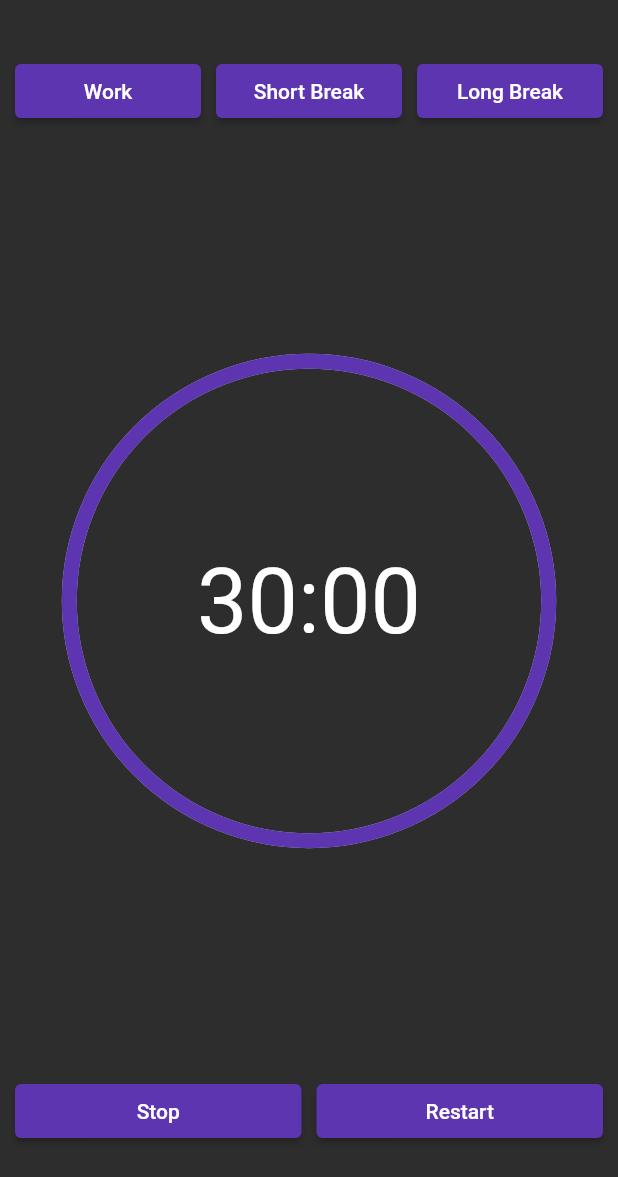
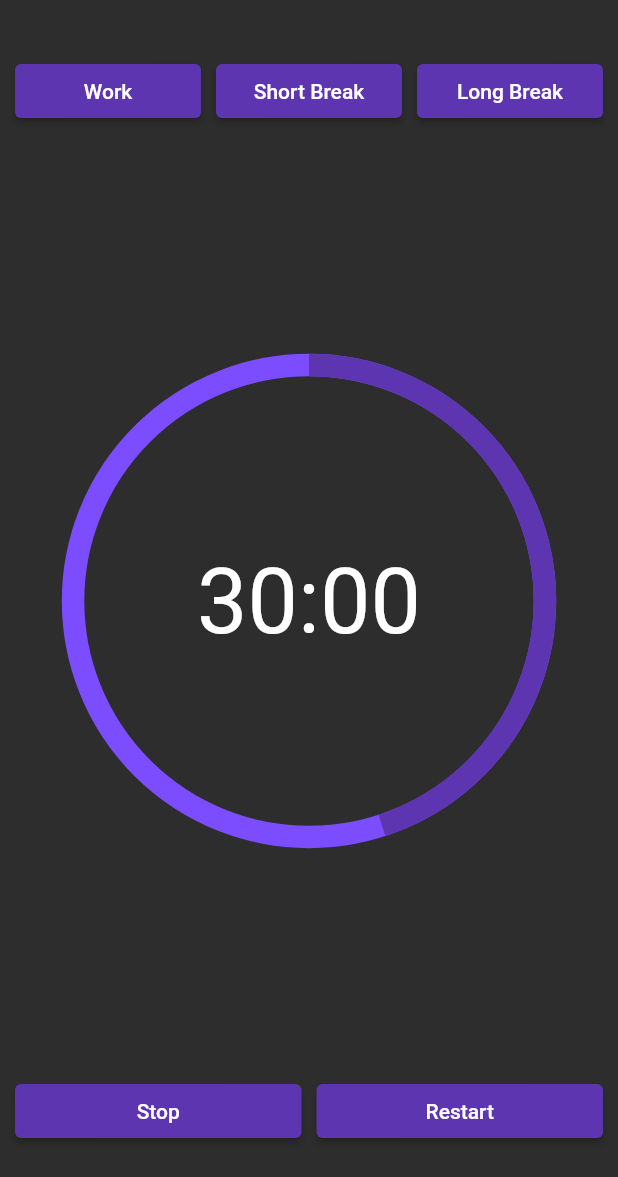
Before and after one commit to davidfffelix/productivity_timer, a Flutter app: the screen it shows after launch, on a phone screen of 412 x 824 dp, the part 59-1236 px from its top. Run offline on Flutter 3.47's test engine with Material 2 defaults, Android fonts, the phone set to English and light mode, and no system bars; drawn by our look-alikes of percent_indicator.

Commit message:
Update timer.page

```diff
--- a/lib/timer/timer_page.dart
+++ b/lib/timer/timer_page.dart
@@ -29,7 +29,6 @@ class TimerPage extends StatelessWidget {
         ),
         child: LayoutBuilder(
           builder: (BuildContext context, BoxConstraints constraints) {
-            // Pegamos a largura disponível pelo constraints
             final double availableWidth = constraints.maxWidth;
             return Column(
               children: [
@@ -73,9 +72,11 @@ class TimerPage extends StatelessWidget {
                 Expanded(
                   child: CircularPercentIndicator(
                     progressColor: const Color(0xff5e35b1),
+                    backgroundColor: Colors.deepPurpleAccent,
                     radius: availableWidth / 2.5,
-                    lineWidth: 10,
-                    percent: 1,
+                    // circularStrokeCap: CircularStrokeCap.round,
+                    lineWidth: 15,
+                    percent: 0.45,
                     center: const Text(
                       '30:00',
                       style: TextStyle(
```
